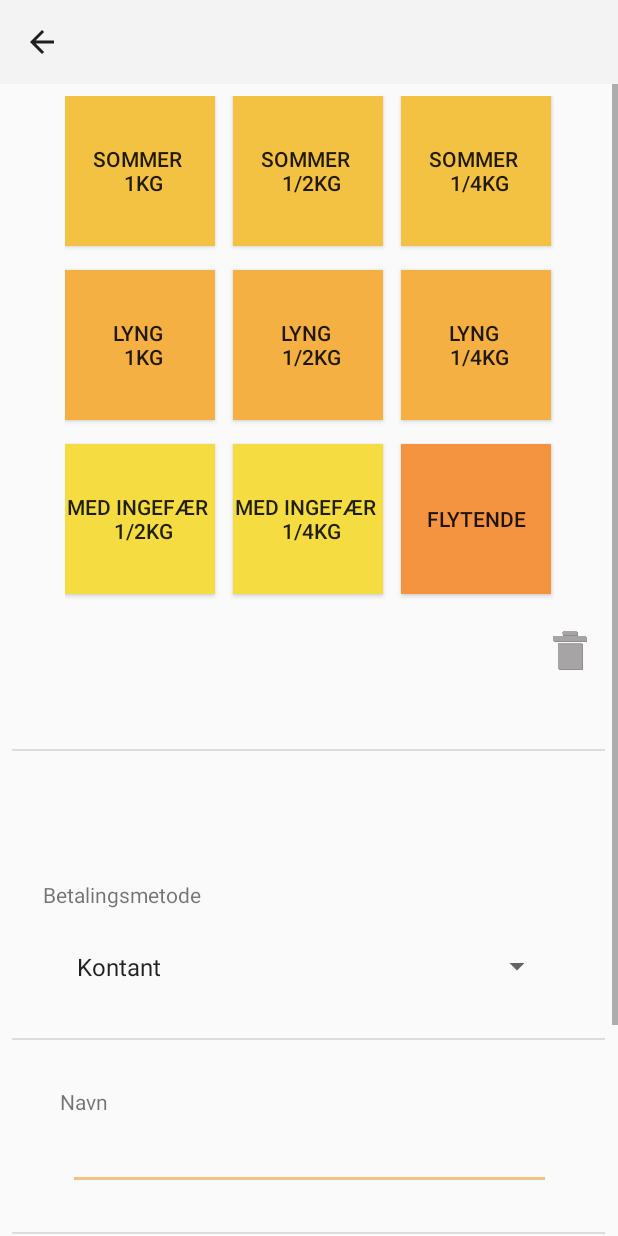
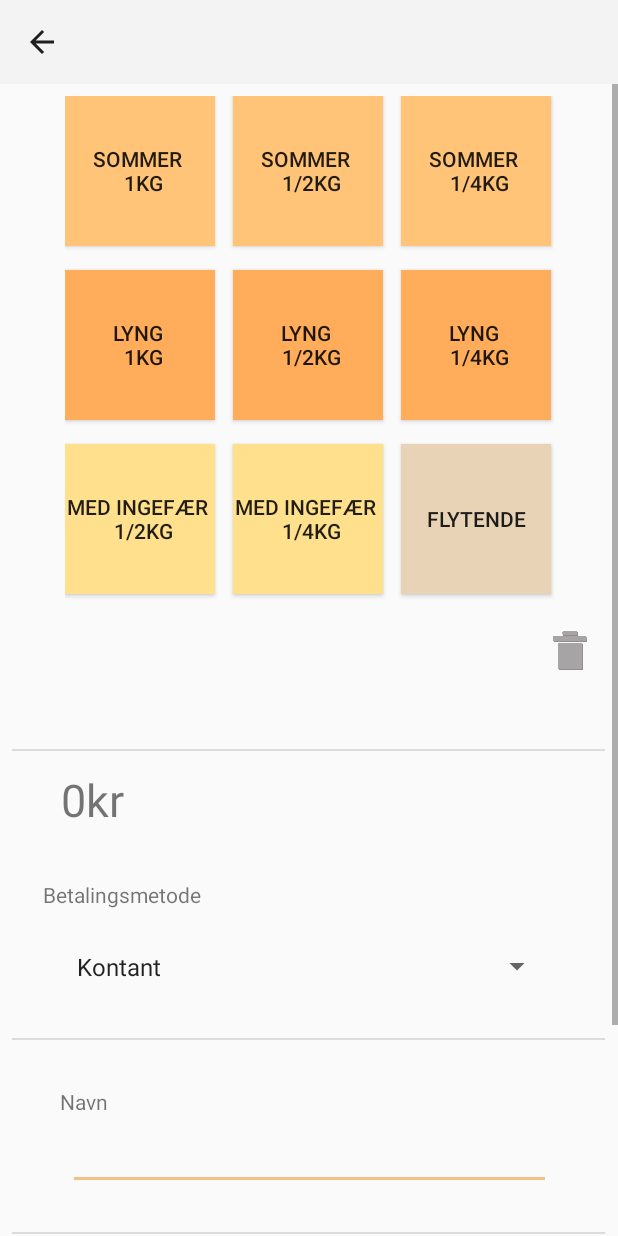
Before and after one commit to JuliaSofieTeppen/Bachelor, an Android app: the HjemmesalgActivity screen opened directly, with no data from a screen before it, on a phone screen of 412 x 824 dp. Run offline under Robolectric (Android 15) with nearby library versions, the phone set to English and light mode, and no system bars; 2 statements that could not run were skipped.

Commit message:
gooooaaalslslsllslslsllslss <3

```diff
--- a/app/src/main/res/layout-land/activity_hjemme_salg.xml
+++ b/app/src/main/res/layout-land/activity_hjemme_salg.xml
@@ -8,8 +8,8 @@
 
     <android.support.v7.widget.GridLayout
         android:id="@+id/gridLayout"
-        android:layout_width="325dp"
-        android:layout_height="337dp"
+        android:layout_width="272dp"
+        android:layout_height="326dp"
         android:layout_marginStart="16dp"
         android:layout_marginBottom="8dp"
         app:columnCount="3"
@@ -23,29 +23,29 @@
         <!--kolonne 1, rad 1 -->
         <Button
             android:id="@+id/button1"
-            android:layout_width="100dp"
-            android:layout_height="100dp"
+            android:layout_width="80dp"
+            android:layout_height="80dp"
             android:layout_marginEnd="12sp"
             android:layout_marginBottom="16dp"
-            android:background="#f4c242"
+            android:background="#ffc477"
             android:onClick="add1Sommerkg"
             android:text="@string/HS_sommerenkg"
             app:layout_gravity="left|top" />
 
         <Button
             android:id="@+id/button5"
-            android:layout_width="100dp"
-            android:layout_height="100dp"
-            android:background="#f4c242"
+            android:layout_width="80dp"
+            android:layout_height="80dp"
+            android:background="#ffc477"
             android:onClick="add05sommerkg"
             android:text="@string/HS_sommerhalvkg"
             app:layout_gravity="left|top" />
 
         <Button
             android:id="@+id/FSlagre"
-            android:layout_width="100dp"
-            android:layout_height="100dp"
-            android:background="#f4c242"
+            android:layout_width="80dp"
+            android:layout_height="80dp"
+            android:background="#ffc477"
             android:onClick="add025sommerkg"
             android:text="@string/HS_sommerkvartkg"
             app:layout_gravity="left|top" />
@@ -53,57 +53,57 @@
         <!-- kolonne 1, rad 2 -->
         <Button
             android:id="@+id/button4"
-            android:layout_width="100dp"
-            android:layout_height="100dp"
+            android:layout_width="80dp"
+            android:layout_height="80dp"
             android:layout_marginBottom="16dp"
-            android:background="#f4b042"
+            android:background="#ffad5b"
             android:onClick="add1lyngkg"
             android:text="@string/HS_lyngenkg"
             app:layout_gravity="left|top" />
 
         <Button
             android:id="@+id/button6"
-            android:layout_width="100dp"
-            android:layout_height="100dp"
+            android:layout_width="80dp"
+            android:layout_height="80dp"
             android:layout_marginEnd="12sp"
-            android:background="#f4b042"
+            android:background="#ffad5b"
             android:onClick="add05lyngkg"
             android:text="@string/HS_lynghalvkg"
             app:layout_gravity="left|top" />
 
         <Button
             android:id="@+id/button7"
-            android:layout_width="100dp"
-            android:layout_height="100dp"
-            android:background="#f4b042"
+            android:layout_width="80dp"
+            android:layout_height="80dp"
+            android:background="#ffad5b"
             android:onClick="add025lyngkg"
             android:text="@string/HS_lyngkvartkg"
             app:layout_gravity="left|top" />
 
         <Button
             android:id="@+id/button8"
-            android:layout_width="100dp"
-            android:layout_height="100dp"
+            android:layout_width="80dp"
+            android:layout_height="80dp"
             android:layout_marginBottom="16dp"
-            android:background="#f4dc41"
+            android:background="#ffe08c"
             android:onClick="add05ingfkg"
             android:text="@string/HS_med_Ingefærhalvkg"
             app:layout_gravity="left|top" />
 
         <Button
             android:id="@+id/button9"
-            android:layout_width="100dp"
-            android:layout_height="100dp"
-            android:background="#f4dc41"
+            android:layout_width="80dp"
+            android:layout_height="80dp"
+            android:background="#ffe08c"
             android:onClick="add025ingfkg"
             android:text="@string/HS_med_Ingefærkvartkg"
             app:layout_gravity="left|top" />
 
         <Button
             android:id="@+id/button10"
-            android:layout_width="100dp"
-            android:layout_height="100dp"
-            android:background="#f49441"
+            android:layout_width="80dp"
+            android:layout_height="80dp"
+            android:background="#e8d3b7"
             android:onClick="addflytende"
             android:text="@string/flytende"
             app:layout_gravity="left|top" />
@@ -296,6 +296,7 @@
                 android:layout_marginStart="8dp"
                 android:layout_marginTop="20dp"
                 android:layout_marginEnd="8dp"
+                android:text="@string/_0kr"
                 android:textAlignment="viewStart"
                 android:textSize="30sp"
                 app:layout_constraintEnd_toEndOf="parent"
--- a/app/src/main/res/layout/activity_bm_salg.xml
+++ b/app/src/main/res/layout/activity_bm_salg.xml
@@ -18,7 +18,7 @@
             <TextView
                 android:id="@+id/textView48"
                 android:layout_width="274dp"
-                android:layout_height="34dp"
+                android:layout_height="wrap_content"
                 android:layout_marginStart="8dp"
                 android:layout_marginTop="28dp"
                 android:layout_marginEnd="8dp"
--- a/app/src/main/res/layout/activity_hjemme_salg.xml
+++ b/app/src/main/res/layout/activity_hjemme_salg.xml
@@ -38,7 +38,7 @@
                     android:layout_height="100dp"
                     android:layout_marginEnd="12sp"
                     android:layout_marginBottom="16dp"
-                    android:background="#f4c242"
+                    android:background="#ffc477"
                     android:text="@string/HS_sommerenkg"
                     android:onClick="add1Sommerkg"
                     app:layout_gravity="left|top" />
@@ -47,7 +47,7 @@
                     android:id="@+id/button5"
                     android:layout_width="100dp"
                     android:layout_height="100dp"
-                    android:background="#f4c242"
+                    android:background="#ffc477"
                     android:text="@string/HS_sommerhalvkg"
                     android:onClick="add05sommerkg"
                     app:layout_gravity="left|top" />
@@ -56,7 +56,7 @@
                     android:id="@+id/FSlagre"
                     android:layout_width="100dp"
                     android:layout_height="100dp"
-                    android:background="#f4c242"
+                    android:background="#ffc477"
                     android:text="@string/HS_sommerkvartkg"
                     android:onClick="add025sommerkg"
                     app:layout_gravity="left|top" />
@@ -67,7 +67,7 @@
                     android:layout_width="100dp"
                     android:layout_height="100dp"
                     android:layout_marginBottom="16dp"
-                    android:background="#f4b042"
+                    android:background="#ffad5b"
                     android:text="@string/HS_lyngenkg"
                     android:onClick="add1lyngkg"
                     app:layout_gravity="left|top" />
@@ -77,7 +77,7 @@
                     android:layout_width="100dp"
                     android:layout_height="100dp"
                     android:layout_marginEnd="12sp"
-                    android:background="#f4b042"
+                    android:background="#ffad5b"
                     android:text="@string/HS_lynghalvkg"
                     android:onClick="add05lyngkg"
                     app:layout_gravity="left|top" />
@@ -86,7 +86,7 @@
                     android:id="@+id/button7"
                     android:layout_width="100dp"
                     android:layout_height="100dp"
-                    android:background="#f4b042"
+                    android:background="#ffad5b"
                     android:text="@string/HS_lyngkvartkg"
                     android:onClick="add025lyngkg"
                     app:layout_gravity="left|top" />
@@ -96,7 +96,7 @@
                     android:layout_width="100dp"
                     android:layout_height="100dp"
                     android:layout_marginBottom="16dp"
-                    android:background="#f4dc41"
+                    android:background="#ffe08c"
                     android:text="@string/HS_med_Ingefærhalvkg"
                     android:onClick="add05ingfkg"
                     app:layout_gravity="left|top" />
@@ -105,7 +105,7 @@
                     android:id="@+id/button9"
                     android:layout_width="100dp"
                     android:layout_height="100dp"
-                    android:background="#f4dc41"
+                    android:background="#ffe08c"
                     android:text="@string/HS_med_Ingefærkvartkg"
                     android:onClick="add025ingfkg"
                     app:layout_gravity="left|top" />
@@ -114,7 +114,7 @@
                     android:id="@+id/button10"
                     android:layout_width="100dp"
                     android:layout_height="100dp"
-                    android:background="#f49441"
+                    android:background="#e8d3b7"
                     android:text="@string/flytende"
                     android:onClick="addflytende"
                     app:layout_gravity="left|top" />
@@ -310,6 +310,7 @@
                 android:layout_marginStart="8dp"
                 android:layout_marginTop="12dp"
                 android:layout_marginEnd="8dp"
+                android:text="0kr"
                 android:textSize="30sp"
                 app:layout_constraintEnd_toEndOf="parent"
                 app:layout_constraintStart_toStartOf="parent"
--- a/app/src/main/res/layout/fragment_add_beholdning.xml
+++ b/app/src/main/res/layout/fragment_add_beholdning.xml
@@ -213,7 +213,7 @@
                     android:layout_marginStart="8dp"
                     android:layout_marginTop="36dp"
                     android:layout_marginEnd="8dp"
-                    android:text="@string/med_ingefer"
+                    android:text="@string/med_ingefærhalvkg"
                     app:layout_constraintEnd_toStartOf="@+id/Binf05kg"
                     app:layout_constraintHorizontal_bias="0.303"
                     app:layout_constraintStart_toStartOf="parent"
@@ -251,7 +251,7 @@
                     android:layout_marginStart="8dp"
                     android:layout_marginTop="24dp"
                     android:layout_marginEnd="8dp"
-                    android:text="@string/med_ingefer"
+                    android:text="@string/med_ingefærkvartkg"
                     app:layout_constraintEnd_toStartOf="@+id/Binf025kg"
                     app:layout_constraintHorizontal_bias="0.313"
                     app:layout_constraintStart_toStartOf="parent"
--- a/app/src/main/res/layout/fragment_innstillinger.xml
+++ b/app/src/main/res/layout/fragment_innstillinger.xml
@@ -34,7 +34,7 @@ tools:context=".SettingFragment">
                     android:id="@+id/textView9"
                     android:layout_width="124dp"
                     android:layout_height="23dp"
-                    android:layout_marginStart="8dp"
+                    android:layout_marginStart="16dp"
                     android:layout_marginTop="8dp"
                     android:layout_marginEnd="278dp"
                     android:layout_marginBottom="8dp"
--- a/app/src/main/res/values/strings.xml
+++ b/app/src/main/res/values/strings.xml
@@ -112,5 +112,6 @@
     <string name="kr">Kr</string>
     <string name="kundens_navn">Kundens navn</string>
     <string name="salg">Salg</string>
+    <string name="_0kr">0kr</string>
 
 </resources>
```
Also changed, not shown: app/src/main/res/layout/fragment_hovedside.xml (+40 -19 lines).
